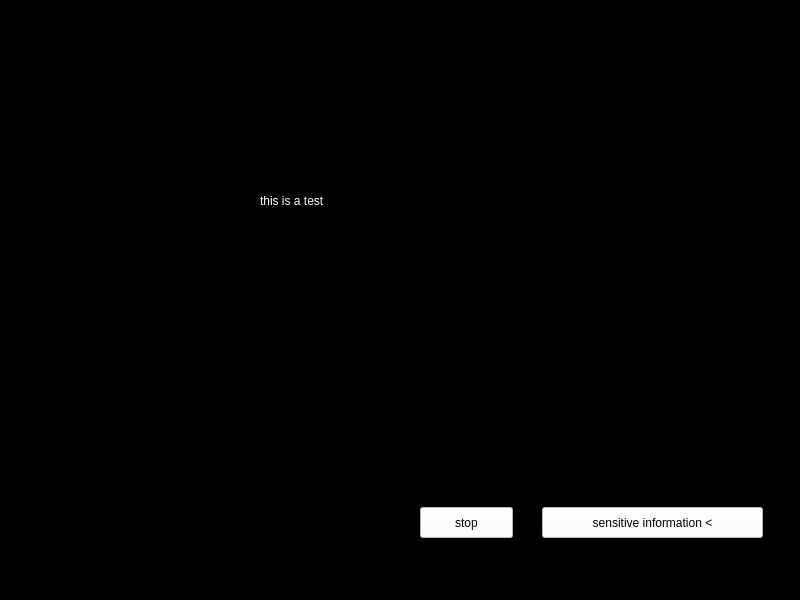
The window that all_data.ui (zahrabtlb/plane-engine) describes before a commit, drawn with Qt 5.
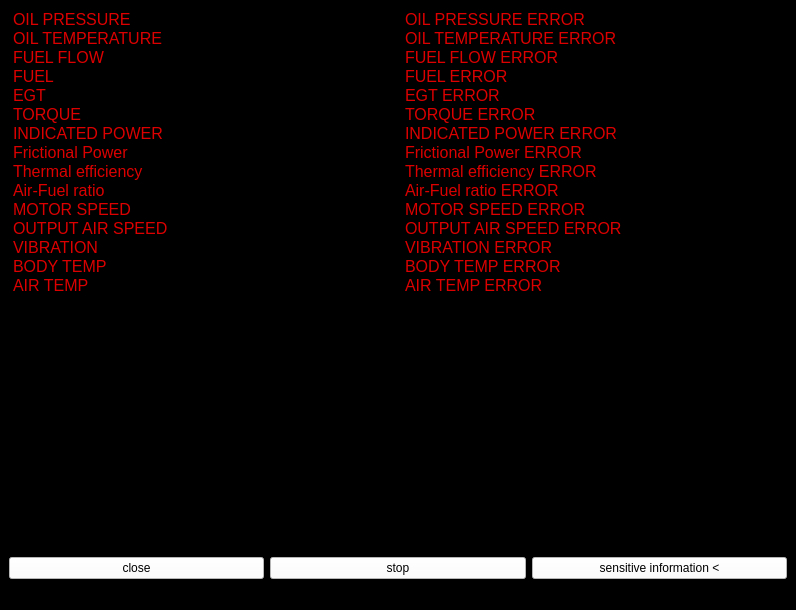
The same window after the commit.

Patch:
```diff
--- a/all_data.ui
+++ b/all_data.ui
@@ -6,8 +6,8 @@
    <rect>
     <x>0</x>
     <y>0</y>
-    <width>800</width>
-    <height>600</height>
+    <width>796</width>
+    <height>610</height>
    </rect>
   </property>
   <property name="windowTitle">
@@ -19,54 +19,228 @@
 font: 11pt &quot;MV Boli&quot;;</string>
   </property>
   <widget class="QWidget" name="centralwidget">
-   <widget class="QPushButton" name="change">
-    <property name="geometry">
-     <rect>
-      <x>542</x>
-      <y>507</y>
-      <width>221</width>
-      <height>31</height>
-     </rect>
-    </property>
-    <property name="styleSheet">
-     <string notr="true">color: rgb(0, 0, 0);
+   <layout class="QVBoxLayout" name="verticalLayout_2">
+    <item>
+     <layout class="QHBoxLayout" name="horizontalLayout" stretch="10,1,10,1">
+      <item>
+       <widget class="QListWidget" name="listLable">
+        <property name="styleSheet">
+         <string notr="true">color: rgb(220, 0, 0);font: 12pt;</string>
+        </property>
+        <item>
+         <property name="text">
+          <string>OIL PRESSURE</string>
+         </property>
+        </item>
+        <item>
+         <property name="text">
+          <string>OIL TEMPERATURE</string>
+         </property>
+        </item>
+        <item>
+         <property name="text">
+          <string>FUEL FLOW</string>
+         </property>
+        </item>
+        <item>
+         <property name="text">
+          <string>FUEL</string>
+         </property>
+        </item>
+        <item>
+         <property name="text">
+          <string>EGT</string>
+         </property>
+        </item>
+        <item>
+         <property name="text">
+          <string>TORQUE</string>
+         </property>
+        </item>
+        <item>
+         <property name="text">
+          <string>INDICATED POWER</string>
+         </property>
+        </item>
+        <item>
+         <property name="text">
+          <string>Frictional Power</string>
+         </property>
+        </item>
+        <item>
+         <property name="text">
+          <string>Thermal efficiency</string>
+         </property>
+        </item>
+        <item>
+         <property name="text">
+          <string>Air-Fuel ratio</string>
+         </property>
+        </item>
+        <item>
+         <property name="text">
+          <string>MOTOR SPEED</string>
+         </property>
+        </item>
+        <item>
+         <property name="text">
+          <string>OUTPUT AIR SPEED</string>
+         </property>
+        </item>
+        <item>
+         <property name="text">
+          <string>VIBRATION</string>
+         </property>
+        </item>
+        <item>
+         <property name="text">
+          <string>BODY TEMP</string>
+         </property>
+        </item>
+        <item>
+         <property name="text">
+          <string>AIR TEMP</string>
+         </property>
+        </item>
+       </widget>
+      </item>
+      <item>
+       <widget class="QListWidget" name="list1">
+        <property name="styleSheet">
+         <string notr="true">color: rgb(220, 0, 0);font: 12pt;</string>
+        </property>
+       </widget>
+      </item>
+      <item>
+       <widget class="QListWidget" name="listError">
+        <property name="styleSheet">
+         <string notr="true">color: rgb(220, 0, 0);font: 12pt;</string>
+        </property>
+        <item>
+         <property name="text">
+          <string>OIL PRESSURE ERROR</string>
+         </property>
+        </item>
+        <item>
+         <property name="text">
+          <string>OIL TEMPERATURE ERROR</string>
+         </property>
+        </item>
+        <item>
+         <property name="text">
+          <string>FUEL FLOW ERROR</string>
+         </property>
+        </item>
+        <item>
+         <property name="text">
+          <string>FUEL ERROR</string>
+         </property>
+        </item>
+        <item>
+         <property name="text">
+          <string>EGT ERROR</string>
+         </property>
+        </item>
+        <item>
+         <property name="text">
+          <string>TORQUE ERROR</string>
+         </property>
+        </item>
+        <item>
+         <property name="text">
+          <string>INDICATED POWER ERROR</string>
+         </property>
+        </item>
+        <item>
+         <property name="text">
+          <string>Frictional Power ERROR</string>
+         </property>
+        </item>
+        <item>
+         <property name="text">
+          <string>Thermal efficiency ERROR</string>
+         </property>
+        </item>
+        <item>
+         <property name="text">
+          <string>Air-Fuel ratio ERROR</string>
+         </property>
+        </item>
+        <item>
+         <property name="text">
+          <string>MOTOR SPEED ERROR</string>
+         </property>
+        </item>
+        <item>
+         <property name="text">
+          <string>OUTPUT AIR SPEED ERROR</string>
+         </property>
+        </item>
+        <item>
+         <property name="text">
+          <string>VIBRATION ERROR</string>
+         </property>
+        </item>
+        <item>
+         <property name="text">
+          <string>BODY TEMP ERROR</string>
+         </property>
+        </item>
+        <item>
+         <property name="text">
+          <string>AIR TEMP ERROR</string>
+         </property>
+        </item>
+       </widget>
+      </item>
+      <item>
+       <widget class="QListWidget" name="list2">
+        <property name="styleSheet">
+         <string notr="true">color: rgb(220, 0, 0);font: 12pt;</string>
+        </property>
+       </widget>
+      </item>
+     </layout>
+    </item>
+    <item>
+     <layout class="QHBoxLayout" name="horizontalLayout_2">
+      <item>
+       <widget class="QPushButton" name="close">
+        <property name="styleSheet">
+         <string notr="true">color: rgb(0, 0, 0);
+background-color: rgb(255, 255, 255);</string>
+        </property>
+        <property name="text">
+         <string>close</string>
+        </property>
+       </widget>
+      </item>
+      <item>
+       <widget class="QPushButton" name="stop">
+        <property name="styleSheet">
+         <string notr="true">color: rgb(0, 0, 0);
+background-color: rgb(255, 255, 255);</string>
+        </property>
+        <property name="text">
+         <string>stop</string>
+        </property>
+       </widget>
+      </item>
+      <item>
+       <widget class="QPushButton" name="change">
+        <property name="styleSheet">
+         <string notr="true">color: rgb(0, 0, 0);
 background-color: rgb(255, 255, 255);
 </string>
-    </property>
-    <property name="text">
-     <string>sensitive information &lt;</string>
-    </property>
-   </widget>
-   <widget class="QPushButton" name="pushButton_2">
-    <property name="geometry">
-     <rect>
-      <x>420</x>
-      <y>507</y>
-      <width>93</width>
-      <height>31</height>
-     </rect>
-    </property>
-    <property name="styleSheet">
-     <string notr="true">color: rgb(0, 0, 0);
-background-color: rgb(255, 255, 255);</string>
-    </property>
-    <property name="text">
-     <string>stop</string>
-    </property>
-   </widget>
-   <widget class="QLabel" name="label">
-    <property name="geometry">
-     <rect>
-      <x>260</x>
-      <y>180</y>
-      <width>151</width>
-      <height>41</height>
-     </rect>
-    </property>
-    <property name="text">
-     <string>this is a test</string>
-    </property>
-   </widget>
+        </property>
+        <property name="text">
+         <string>sensitive information &lt;</string>
+        </property>
+       </widget>
+      </item>
+     </layout>
+    </item>
+   </layout>
   </widget>
   <widget class="QMenuBar" name="menubar">
    <property name="geometry">
```
Left out of the diff: 2 changed lines with no effect on the pictures.
